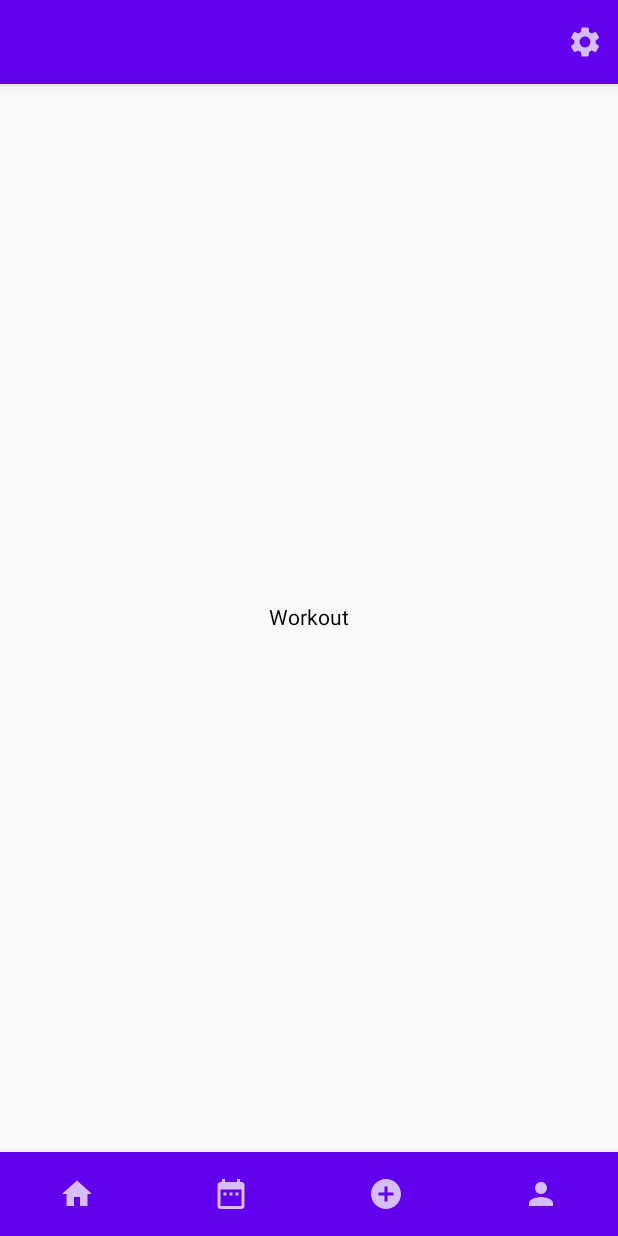
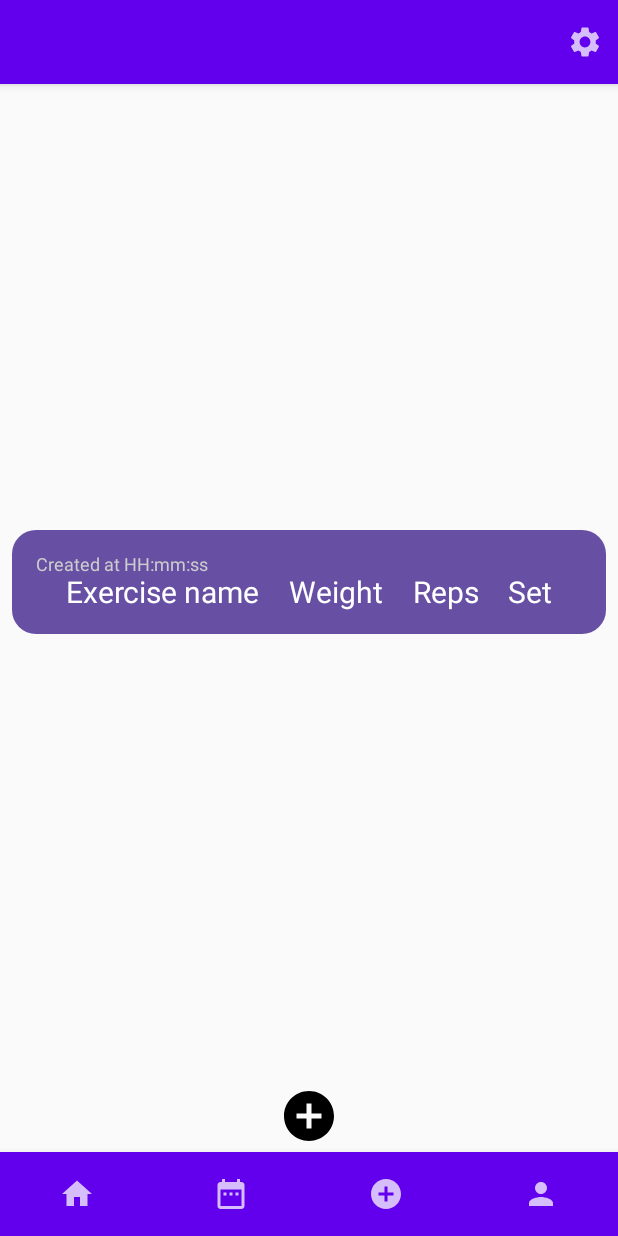
Before and after one commit to SGDTNQZ/Android-Pet-poject, an Android app built with Jetpack Compose: the WorkoutScreen screen opened through its navigation route, on a phone screen of 412 x 824 dp. Run offline under Robolectric (Android 15) with nearby library versions, the phone set to English and light mode, and no system bars; our stand-ins replace Firebase (no records; nobody signed in at launch, a user with empty details on screens opened directly), livedata-compose.

```diff
--- /dev/null
+++ b/app/src/main/java/com/littlelemon/petproject/Entities/ExerciseEntity.kt
@@ -0,0 +1,17 @@
+package com.littlelemon.petproject.Entities
+
+import androidx.room.Entity
+import androidx.room.PrimaryKey
+import java.util.Date
+
+@Entity
+data class ExerciseEntity (
+
+    @PrimaryKey(autoGenerate = true)
+    var id : Int = 0,
+    var exerciseName : String,
+    var weight : Float,
+    var reps : Int,
+    var set : Int,
+    var createdAt: Date
+)
--- a/app/src/main/java/com/littlelemon/petproject/MainActivity.kt
+++ b/app/src/main/java/com/littlelemon/petproject/MainActivity.kt
@@ -14,7 +14,7 @@ class MainActivity : ComponentActivity() {
         super.onCreate(savedInstanceState)
         val userViewModel: UserViewModel by viewModels()
         setContent {
-            AppNavigation(userViewModel)
+            AppNavigation()
         }
     }
 }
--- a/app/src/main/java/com/littlelemon/petproject/navigation/MyAppNavigation.kt
+++ b/app/src/main/java/com/littlelemon/petproject/navigation/MyAppNavigation.kt
@@ -1,7 +1,6 @@
 package com.littlelemon.petproject.navigation
 
 import androidx.compose.runtime.Composable
-import androidx.compose.ui.Modifier
 import androidx.navigation.NavHostController
 import androidx.navigation.compose.NavHost
 import androidx.navigation.compose.composable
@@ -16,7 +15,7 @@ import com.littlelemon.petproject.screens.WorkoutScreen
 import com.littlelemon.petproject.viewModels.UserViewModel
 
 @Composable
-fun AppNavigation(userViewModel: UserViewModel) {
+fun AppNavigation() {
     val navController: NavHostController = rememberNavController()
     NavHost(navController = navController, startDestination = Screen.SignIn.route) {
         composable(Screen.SignIn.route) { SignInScreen(navController = navController, userViewModel = UserViewModel()) }
--- a/app/src/main/java/com/littlelemon/petproject/screens/WorkoutScreen.kt
+++ b/app/src/main/java/com/littlelemon/petproject/screens/WorkoutScreen.kt
@@ -5,30 +5,48 @@ import androidx.compose.foundation.clickable
 import androidx.compose.foundation.layout.Arrangement
 import androidx.compose.foundation.layout.Box
 import androidx.compose.foundation.layout.Column
+import androidx.compose.foundation.layout.Row
 import androidx.compose.foundation.layout.fillMaxSize
 import androidx.compose.foundation.layout.fillMaxWidth
+import androidx.compose.foundation.layout.height
+import androidx.compose.foundation.layout.padding
+import androidx.compose.foundation.layout.size
+import androidx.compose.foundation.layout.wrapContentHeight
 import androidx.compose.foundation.layout.wrapContentSize
+import androidx.compose.foundation.lazy.LazyColumn
+import androidx.compose.foundation.lazy.itemsIndexed
+import androidx.compose.foundation.shape.RoundedCornerShape
 import androidx.compose.material.BottomNavigation
 import androidx.compose.material.BottomNavigationItem
 import androidx.compose.material.Icon
 import androidx.compose.material.Text
 import androidx.compose.material.TopAppBar
 import androidx.compose.material.icons.Icons
+import androidx.compose.material.icons.filled.Add
 import androidx.compose.material.icons.filled.AddCircle
 import androidx.compose.material.icons.filled.DateRange
 import androidx.compose.material.icons.filled.Home
 import androidx.compose.material.icons.filled.Person
 import androidx.compose.material.icons.filled.Settings
+import androidx.compose.material3.IconButton
+import androidx.compose.material3.MaterialTheme
 import androidx.compose.runtime.Composable
 import androidx.compose.ui.Alignment
 import androidx.compose.ui.Modifier
+import androidx.compose.ui.draw.clip
 import androidx.compose.ui.graphics.Color
+import androidx.compose.ui.graphics.vector.VectorPainter
+import androidx.compose.ui.layout.VerticalAlignmentLine
+import androidx.compose.ui.res.painterResource
 import androidx.compose.ui.tooling.preview.Preview
+import androidx.compose.ui.unit.dp
 import androidx.compose.ui.unit.sp
 import androidx.navigation.NavController
 import androidx.navigation.compose.rememberNavController
 import com.littlelemon.petproject.appBars.MyAppBottomBar
 import com.littlelemon.petproject.appBars.MyAppTopBar
+import java.text.SimpleDateFormat
+import java.util.Locale
 
 @Composable
 fun WorkoutScreen(navController: NavController){
@@ -44,15 +62,66 @@ fun WorkoutScreen(navController: NavController){
             horizontalAlignment = Alignment.CenterHorizontally
         ) {
             // Add content here
-            Text( text = "Workout")
+
+            WorkoutItem()
+
         }
 
+        Row (modifier = Modifier
+            .fillMaxWidth()
+            .wrapContentHeight(),
+            verticalAlignment = Alignment.CenterVertically,
+            horizontalArrangement = Arrangement.Center){
+
+            IconButton(onClick = { /*TODO*/ }) {
+                Icon(Icons.Default.AddCircle,
+                    contentDescription = "Add",
+                    modifier = Modifier.size(100.dp))
+            }
+        }
         MyAppBottomBar(navController)
     }
 }
 
 @Composable
-@Preview(showBackground = true)
-fun WorkoutScreenPreview(){
-    WorkoutScreen(navController = rememberNavController())
+fun WorkoutItem(){
+    Row (modifier = Modifier
+        .fillMaxWidth()
+        .padding(8.dp)
+        .clip(RoundedCornerShape(16.dp))
+        .background(MaterialTheme.colorScheme.primary)
+        .padding(16.dp),
+        verticalAlignment = Alignment.CenterVertically,
+    ){
+        Column ( modifier = Modifier.weight(1f)) {
+            Text(text = "Created at HH:mm:ss",
+                fontSize = 12.sp,
+                color = Color.LightGray)
+            Row (modifier = Modifier.fillMaxWidth(),
+                horizontalArrangement = Arrangement.SpaceEvenly){
+                Text(
+                    text = "Exercise name",
+                    fontSize = 20.sp,
+                    color = Color.White
+                )
+                Text(
+                    text = "Weight",
+                    fontSize = 20.sp,
+                    color = Color.White
+                )
+                Text(
+                    text = "Reps",
+                    fontSize = 20.sp,
+                    color = Color.White
+                )
+                Text(
+                    text = "Set",
+                    fontSize = 20.sp,
+                    color = Color.White
+                )
+            }
+
+        }
+
+    }
 }
```
